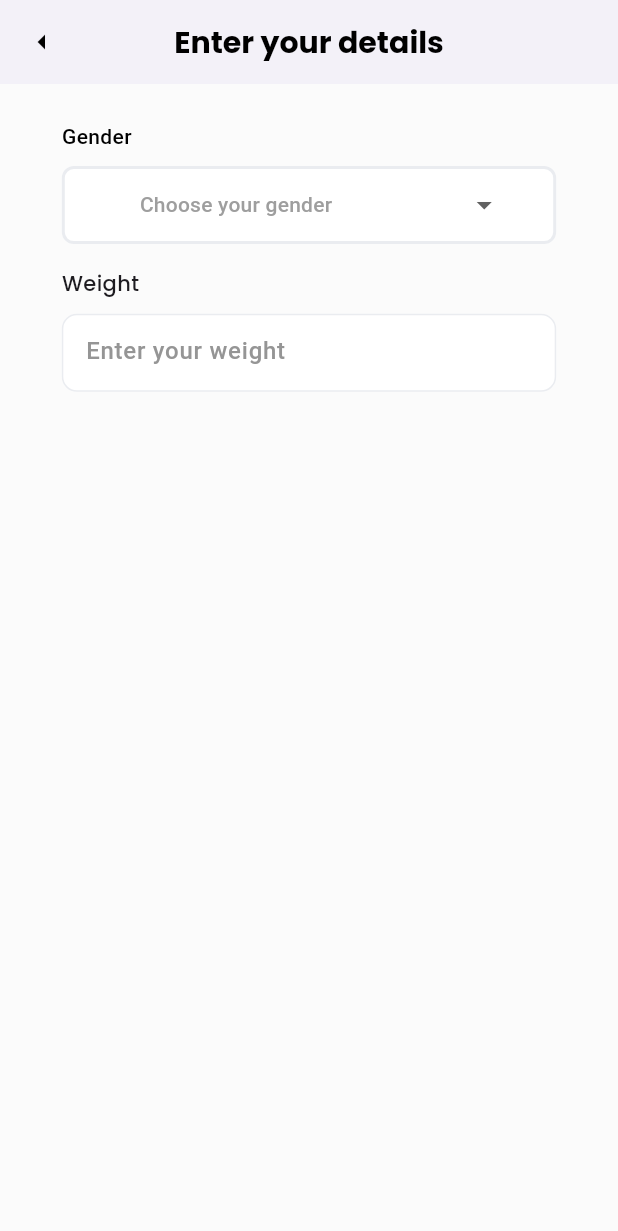
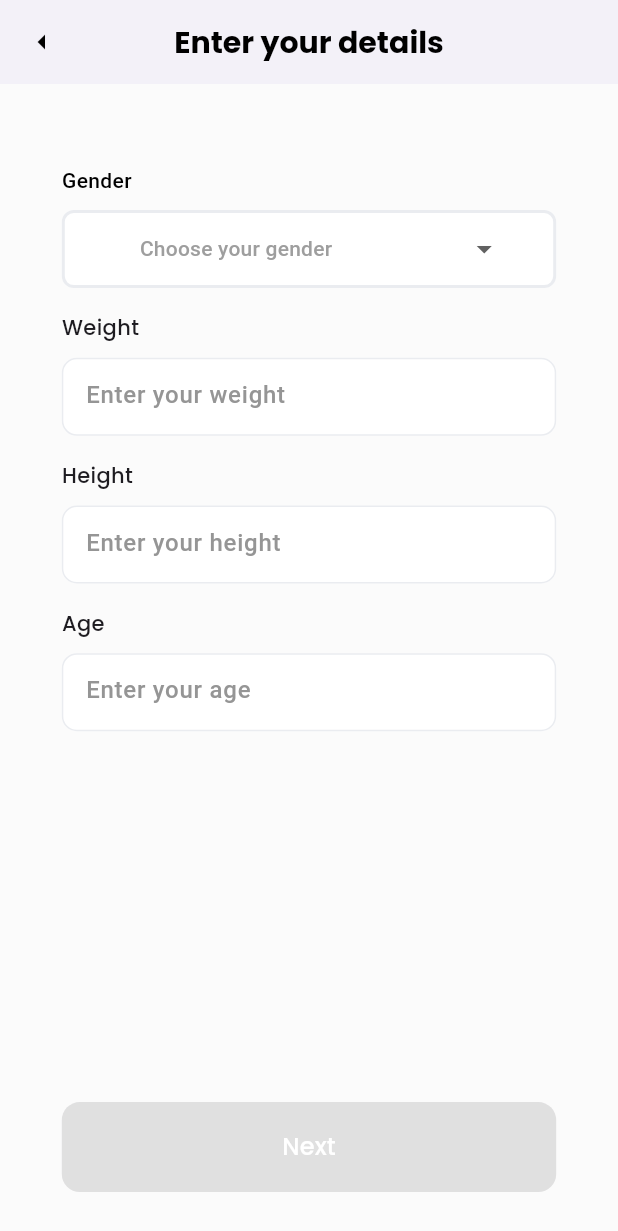
Before and after one commit to Eslamadelelkhouly/Balanced-Meal, a Flutter app: the DetailsScreen screen opened by its route, on a phone screen of 412 x 824 dp. Shown: the top 1231 px of the screen. Run offline on Flutter 3.47's test engine with Material 3 defaults, Android fonts, the phone set to English and light mode, and no system bars; our stand-ins replace dropdown_button2, dropdown_textfield, go_router, google_fonts; Roboto replaces fonts that are missing (Questrial).

Commit message:
finish details screen ui & logic

```diff
--- a/lib/core/widgets/custom_drop_down.dart
+++ b/lib/core/widgets/custom_drop_down.dart
@@ -10,10 +10,12 @@ class CustomDropDown extends StatefulWidget {
     required this.dropdowntext2,
     required this.text,
     required this.width,
+    this.onChanged,
   });
 
   final String hinttext, dropdowntext1, dropdowntext2, text;
   final double width;
+  final ValueChanged<String?>? onChanged;
 
   @override
   State<CustomDropDown> createState() => _CustomDropDownState();
@@ -117,6 +119,9 @@ class _CustomDropDownState extends State<CustomDropDown> {
               setState(() {
                 selectedValue = value;
               });
+              if (widget.onChanged != null) {
+                widget.onChanged!(value);
+              }
             },
             validator: (value) {
               if (value == null || value.isEmpty) {
--- a/lib/core/widgets/custom_text_field.dart
+++ b/lib/core/widgets/custom_text_field.dart
@@ -1,11 +1,11 @@
 import 'package:balancedmeal/core/utils/style.dart';
 import 'package:flutter/material.dart';
+import 'package:flutter/services.dart';
 
 class CustomTextField extends StatelessWidget {
   const CustomTextField({
     super.key,
     required this.text,
-    required this.iconField,
     required this.hinttext,
     required this.onSaved,
     required this.controller,
@@ -13,7 +13,6 @@ class CustomTextField extends StatelessWidget {
     this.suffix,
   });
   final String text;
-  final String iconField;
   final String hinttext;
   final String? Function(String?)? onSaved;
   final TextEditingController controller;
@@ -44,6 +43,7 @@ class CustomTextField extends StatelessWidget {
             },
             cursorColor: Colors.black,
             onSaved: onSaved,
+            inputFormatters: [FilteringTextInputFormatter.digitsOnly],
             decoration: InputDecoration(
               hintText: hinttext,
               hintStyle: AppStyle.textStylesemibold50016Questrial.copyWith(
--- a/lib/core/widgets/custpm_button.dart
+++ b/lib/core/widgets/custpm_button.dart
@@ -9,7 +9,7 @@ class CustomButton extends StatelessWidget {
     required this.height,
     this.onPressed,
     required this.textColor,
-    required this.backgrounColor,
+    required this.backgrounColor, required this.statebutton,
   });
   final String text;
   final double width;
@@ -17,13 +17,14 @@ class CustomButton extends StatelessWidget {
   final void Function()? onPressed;
   final Color textColor;
   final Color backgrounColor;
+  final bool statebutton;
   @override
   Widget build(BuildContext context) {
     return Container(
       width: width,
       height: height,
       child: ElevatedButton(
-        onPressed: onPressed,
+        onPressed: statebutton ? onPressed : null,
         style: ElevatedButton.styleFrom(
           backgroundColor: backgrounColor,
           shape: RoundedRectangleBorder(
--- a/lib/features/Details Screen/presentation/views/widgets/details_view_body.dart
+++ b/lib/features/Details Screen/presentation/views/widgets/details_view_body.dart
@@ -1,5 +1,9 @@
+import 'dart:developer';
+
+import 'package:balancedmeal/core/utils/app_color.dart';
 import 'package:balancedmeal/core/widgets/custom_drop_down.dart';
 import 'package:balancedmeal/core/widgets/custom_text_field.dart';
+import 'package:balancedmeal/core/widgets/custpm_button.dart';
 import 'package:dropdown_textfield/dropdown_textfield.dart';
 import 'package:flutter/material.dart';
 
@@ -12,53 +16,122 @@ class DetailsViewBody extends StatefulWidget {
 
 class _DetailsViewBodyState extends State<DetailsViewBody> {
   late SingleValueDropDownController controllerdropdown1;
-  late TextEditingController wight;
+  late TextEditingController wightController, heightController, ageController;
+  String gender = '';
+  bool isFormCompleted = false;
+  double cal = 0;
 
   @override
   void initState() {
-    // TODO: implement initState
     super.initState();
     controllerdropdown1 = SingleValueDropDownController();
-    wight = TextEditingController();
+    wightController = TextEditingController();
+    heightController = TextEditingController();
+    ageController = TextEditingController();
+
+    wightController.addListener(checkFormCompleted);
+    heightController.addListener(checkFormCompleted);
+    ageController.addListener(checkFormCompleted);
+  }
+
+  void checkFormCompleted() {
+    setState(() {
+      isFormCompleted = gender.isNotEmpty &&
+          wightController.text.isNotEmpty &&
+          heightController.text.isNotEmpty &&
+          ageController.text.isNotEmpty;
+    });
   }
 
   @override
   void dispose() {
-    // TODO: implement dispose
+    controllerdropdown1.dispose();
+    wightController.dispose();
+    heightController.dispose();
+    ageController.dispose();
     super.dispose();
-    controllerdropdown1.dispose();
-    wight.dispose();
   }
 
   @override
   Widget build(BuildContext context) {
     return Center(
+      child: SingleChildScrollView(
         child: Column(
           crossAxisAlignment: CrossAxisAlignment.center,
           children: [
-          SizedBox(
-            height: MediaQuery.of(context).size.height * 0.03,
-          ),
+            SizedBox(height: MediaQuery.of(context).size.height * 0.03),
             CustomDropDown(
               width: MediaQuery.of(context).size.width * 0.8,
               hinttext: 'Choose your gender',
               dropdowntext1: 'Male',
               dropdowntext2: 'Female',
               text: 'Gender',
+              onChanged: (value) {
+                gender = value!;
+                checkFormCompleted();
+              },
             ),
-          SizedBox(
-            height: MediaQuery.of(context).size.height * 0.02,
-          ),
+            SizedBox(height: MediaQuery.of(context).size.height * 0.02),
             CustomTextField(
               text: 'Weight',
-            iconField: '',
               hinttext: 'Enter your weight',
               onSaved: (value) {},
-            controller: wight,
+              controller: wightController,
               state: true,
-            suffix: 'kg',
+              suffix: 'Kg',
+            ),
+            SizedBox(height: MediaQuery.of(context).size.height * 0.02),
+            CustomTextField(
+              text: 'Height',
+              hinttext: 'Enter your height',
+              onSaved: (value) {},
+              controller: heightController,
+              state: true,
+              suffix: 'Cm',
+            ),
+            SizedBox(height: MediaQuery.of(context).size.height * 0.02),
+            CustomTextField(
+              text: 'Age',
+              hinttext: 'Enter your age',
+              onSaved: (value) {},
+              controller: ageController,
+              state: false,
+            ),
+            SizedBox(height: MediaQuery.of(context).size.height * 0.3),
+            CustomButton(
+              statebutton: isFormCompleted,
+              onPressed: isFormCompleted
+                  ? () {
+                      log(gender);
+                      log(wightController.text);
+                      log(heightController.text);
+                      log(ageController.text);
+                      if (gender == 'Female') {
+                        cal = (655.1 +
+                            (9.56 * double.parse(wightController.text)) +
+                            (1.85 * double.parse(heightController.text)) -
+                            (4.67 * double.parse(ageController.text)));
+                        log(cal.toString());
+                      } if(gender == 'Male') {
+                        cal = (666.47 +
+                            (13.75 * double.parse(wightController.text)) +
+                            (5 * double.parse(heightController.text)) -
+                            (6.75 * double.parse(ageController.text)));
+                        log(cal.toString());
+                      }
+                      else {
+                        log(cal.toString());
+                      }
+                    }
+                  : null,
+              text: 'Next',
+              width: MediaQuery.of(context).size.width * 0.8,
+              height: 60,
+              textColor: Colors.white,
+              backgrounColor: AppColor.orange,
             ),
           ],
+        ),
       ),
     );
   }
--- a/lib/features/welcom screen/presentation/views/widgets/welcome_view_body.dart
+++ b/lib/features/welcom screen/presentation/views/widgets/welcome_view_body.dart
@@ -25,6 +25,7 @@ class WelcomViewBody extends StatelessWidget {
           bottom: 20,
           left: MediaQuery.of(context).size.width * 0.05,
           child: CustomButton(
+            statebutton: true,
             onPressed: () {
               GoRouter.of(context).push(RouterScreen.detials);
             },
```
Lines whose indentation alone changed are shown as unchanged.
